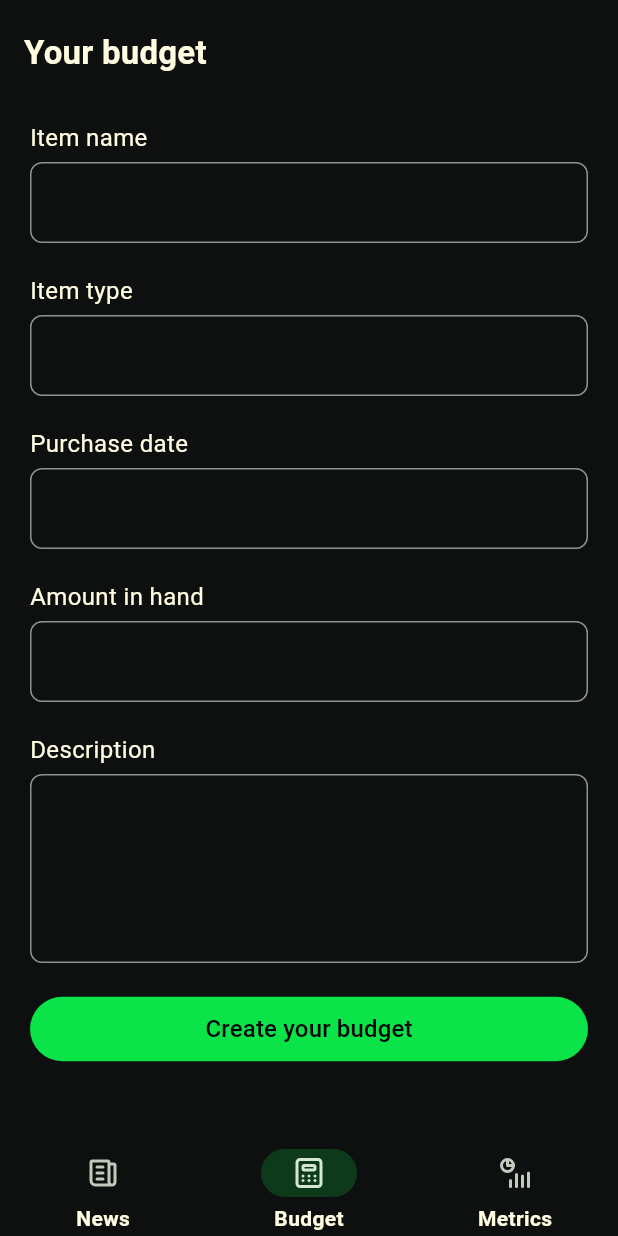
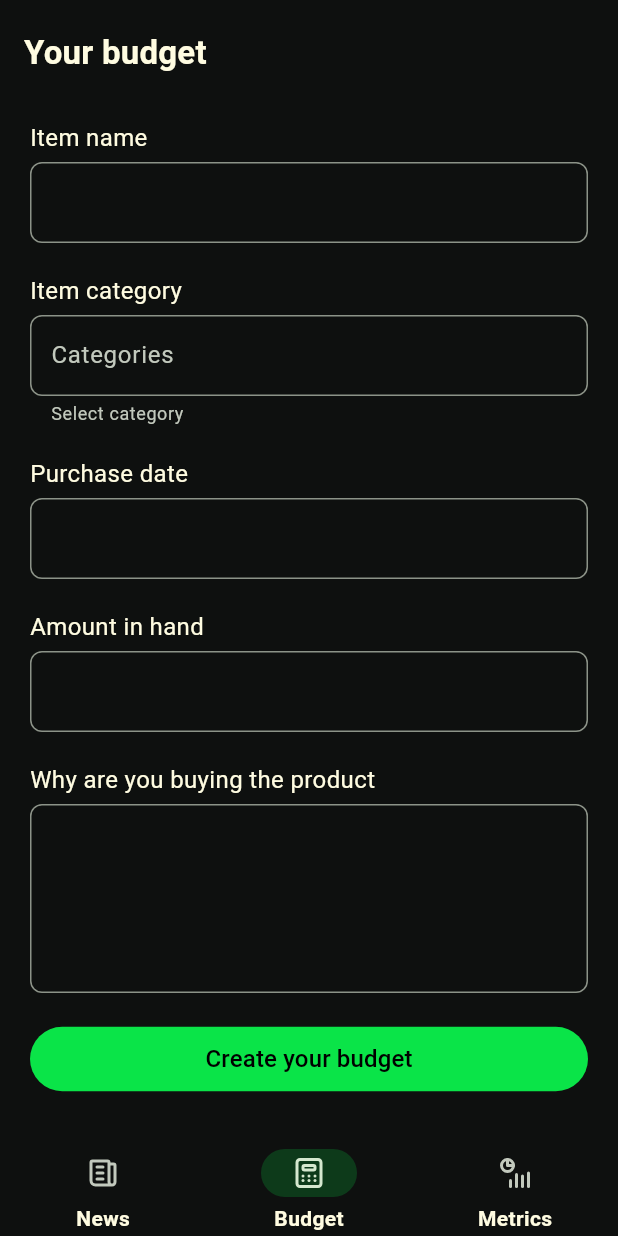
Before and after one commit to martin-codex3/Faceit, a Flutter app: the screen it shows after launch, item 2 of the bottom bar chosen, on a phone screen of 412 x 824 dp. Run offline on Flutter 3.47's test engine with Material 3 defaults, Android fonts, the phone set to English and light mode, and no system bars; our stand-ins replace dio, flutter_riverpod, flutter_tabler_icons, freezed_annotation; Roboto replaces fonts that are missing (ProFont).

Commit message:
adding product categories

```diff
--- a/app/lib/pages/budget_page/budget_page.dart
+++ b/app/lib/pages/budget_page/budget_page.dart
@@ -67,11 +67,15 @@ class _BudgetPageState extends ConsumerState<BudgetPage> {
                     ),
 
                     styledForm(
-                      "Item type",
+                      "Item category",
                       TextFormField(
                         controller: _itemType,
                         style: TextStyle(fontSize: 16),
                         keyboardType: TextInputType.text,
+                        decoration: InputDecoration(
+                          helperText: "Select category",
+                          hintText: "Categories",
+                        ),
                         onTapOutside: (event) {
                           FocusScope.of(context).unfocus();
                         },
@@ -121,7 +125,7 @@ class _BudgetPageState extends ConsumerState<BudgetPage> {
                     ),
 
                     styledForm(
-                      "Description",
+                      "Why are you buying the product",
                       TextFormField(
                         controller: _description,
                         style: TextStyle(fontSize: 16),
@@ -156,7 +160,10 @@ class _BudgetPageState extends ConsumerState<BudgetPage> {
                       },
                       child: Text(
                         "Create your budget",
-                        style: TextStyle(fontSize: 16),
+                        style: TextStyle(
+                          fontSize: 16,
+                          fontWeight: FontWeight.w500,
+                        ),
                       ),
                     ),
                   ],
```
Also changed, not shown: 1 other file.
